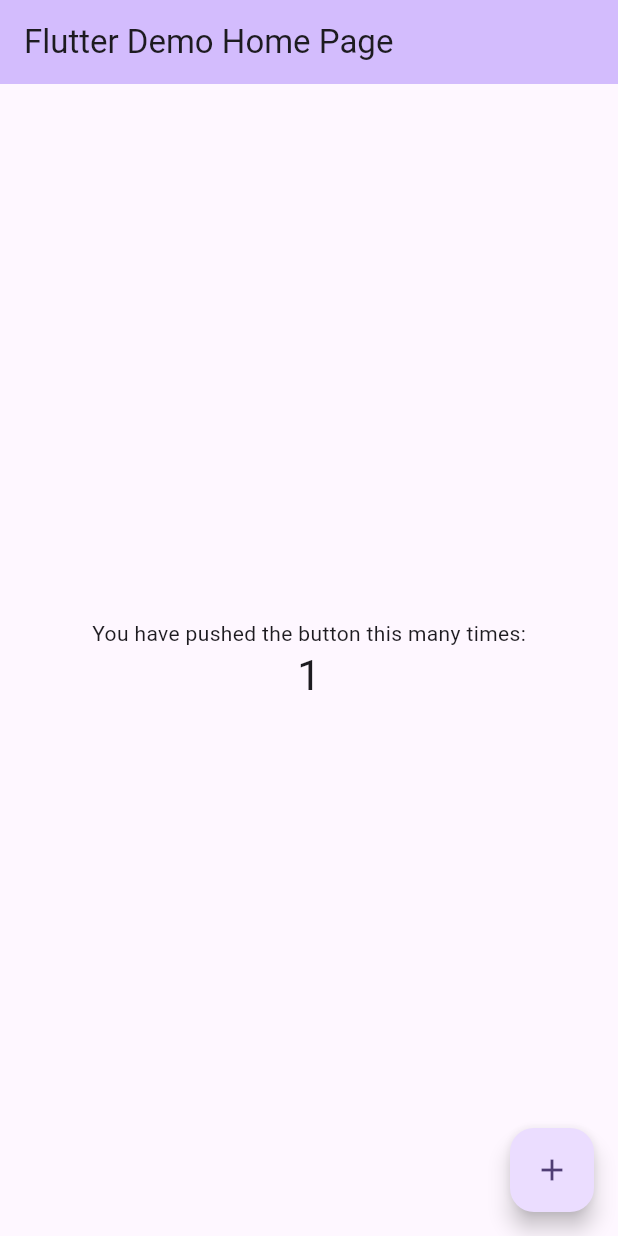
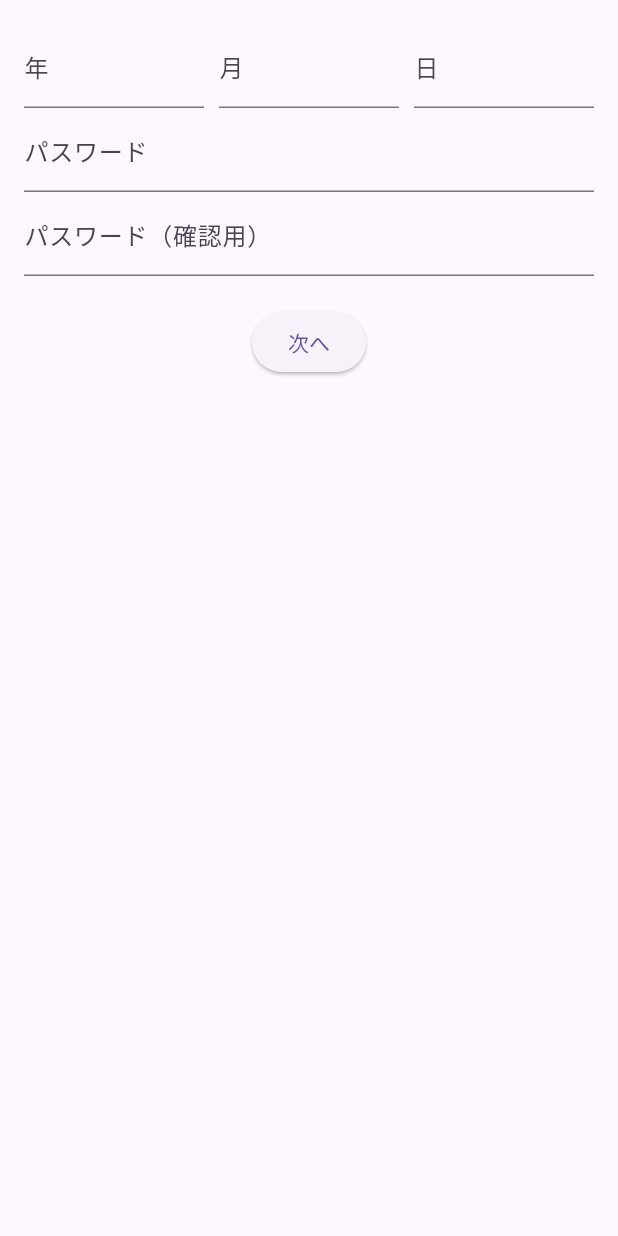
Before and after one commit to KIwata215/NIJYU, a Flutter app: the screen it shows after launch, after a tap on the "add" icon, on a phone screen of 412 x 824 dp. Run offline on Flutter 3.47's test engine with Material 3 defaults, Android fonts, the phone set to English and light mode, and no system bars.

Commit message:
新規登録画面２

```diff
--- a/lib/main.dart
+++ b/lib/main.dart
@@ -1,4 +1,5 @@
 import 'package:flutter/material.dart';
+import 'register2.dart';
 
 void main() {
   runApp(const MyApp());
@@ -116,7 +117,13 @@ class _MyHomePageState extends State<MyHomePage> {
         ),
       ),
       floatingActionButton: FloatingActionButton(
-        onPressed: _incrementCounter,
+        // onPressed: _incrementCounter,
+        onPressed: () {
+          Navigator.push(
+            context,
+            MaterialPageRoute(builder: (context) => Register2Page()),
+          );
+        },
         tooltip: 'Increment',
         child: const Icon(Icons.add),
       ), // This trailing comma makes auto-formatting nicer for build methods.
--- /dev/null
+++ b/lib/register2.dart
@@ -0,0 +1,164 @@
+import 'package:flutter/material.dart';
+
+void main() {
+  runApp(const MyApp());
+}
+
+class MyApp extends StatelessWidget {
+  const MyApp({super.key});
+  @override
+  Widget build(BuildContext context) {
+    return MaterialApp(
+      title: 'Flutter Demo',
+      theme: ThemeData(
+        colorScheme: ColorScheme.fromSeed(seedColor: Colors.deepPurple),
+        useMaterial3: true,
+      ),
+      home: const Register2Page(),
+    );
+  }
+}
+
+class Register2Page extends StatefulWidget {
+  const Register2Page({super.key});
+  // final String title;
+
+  @override
+  State<Register2Page> createState() => _RegisterPageState();
+}
+
+class _RegisterPageState extends State<Register2Page> {
+  final _formKey = GlobalKey<FormState>();
+  String year = '';
+  String month = '';
+  String day = '';
+  String password = '';
+  String confirmPassword = '';
+
+  @override
+  Widget build(BuildContext context) {
+    return MaterialApp(
+      home: Container(
+        ////////グラデーション
+        // decoration: const BoxDecoration(
+        //   gradient: LinearGradient(
+        //     begin: Alignment.topLeft,
+        //     end: Alignment.bottomRight,
+        //     stops: [0.1, 0.9],
+        //     colors: [
+        //       Color.fromRGBO(64, 129, 137, 1), // グラデーションの開始色
+        //       Color.fromRGBO(92, 160, 128, 1), // グラデーションの終了色
+        //     ],
+        //   ),
+        // ),
+        child: Scaffold(
+          body: Container(
+        // decoration: BoxDecoration(
+        //   gradient: LinearGradient(
+        //     colors: [Colors.purple, Colors.blue],
+        //     begin: Alignment.topCenter,
+        //     end: Alignment.bottomCenter,
+        //   ),
+        // ),
+        padding: EdgeInsets.all(16.0),
+        child: Form(
+          key: _formKey,
+          child: Column(
+            children: <Widget>[
+              Row(
+                children: <Widget>[
+                  Expanded(
+                    child: TextFormField(
+                      decoration: InputDecoration(labelText: '年'),
+                      validator: (value) {
+                        if (value == null || value.isEmpty) {
+                          return '年を入力してください';
+                        }
+                        return null;
+                      },
+                      onSaved: (value) {
+                        year = value ?? '';
+                      },
+                    ),
+                  ),
+                  SizedBox(width: 10),
+                  Expanded(
+                    child: TextFormField(
+                      decoration: InputDecoration(labelText: '月'),
+                      validator: (value) {
+                        if (value == null || value.isEmpty) {
+                          return '月を入力してください';
+                        }
+                        return null;
+                      },
+                      onSaved: (value) {
+                        month = value ?? '';
+                      },
+                    ),
+                  ),
+                  SizedBox(width: 10),
+                  Expanded(
+                    child: TextFormField(
+                      decoration: InputDecoration(labelText: '日'),
+                      validator: (value) {
+                        if (value == null || value.isEmpty) {
+                          return '日を入力してください';
+                        }
+                        return null;
+                      },
+                      onSaved: (value) {
+                        day = value ?? '';
+                      },
+                    ),
+                  ),
+                ],
+              ),
+              TextFormField(
+                decoration: InputDecoration(labelText: 'パスワード'),
+                obscureText: true,
+                validator: (value) {
+                  if (value == null || value.isEmpty) {
+                    return 'パスワードを入力してください';
+                  }
+                  return null;
+                },
+                onSaved: (value) {
+                  password = value ?? '';
+                },
+              ),
+              TextFormField(
+                decoration: InputDecoration(labelText: 'パスワード（確認用）'),
+                obscureText: true,
+                validator: (value) {
+                  if (value == null || value.isEmpty) {
+                    return '確認用パスワードを入力してください';
+                  }
+                  return null;
+                },
+                onSaved: (value) {
+                  confirmPassword = value ?? '';
+                },
+              ),
+              SizedBox(height: 20),
+              ElevatedButton(
+                onPressed: () {
+                  if (_formKey.currentState?.validate() ?? false) {
+                    _formKey.currentState?.save();
+                    // 次の画面に遷移
+                    // Navigator.push(
+                    //   context,
+                    //   MaterialPageRoute(builder: (context) => NextPage()),
+                    // );
+                  }
+                },
+                child: Text('次へ'),
+              ),
+            ],
+          ),
+        ),
+      ),
+        ),
+      ),
+    );
+  }
+}
```
